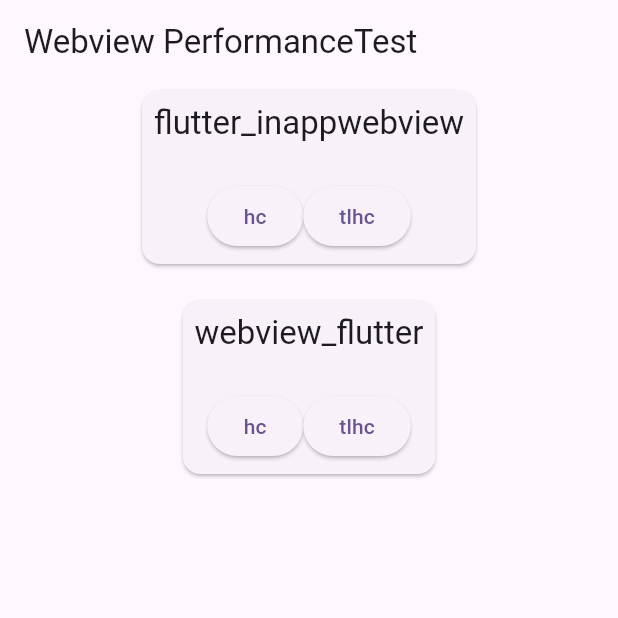
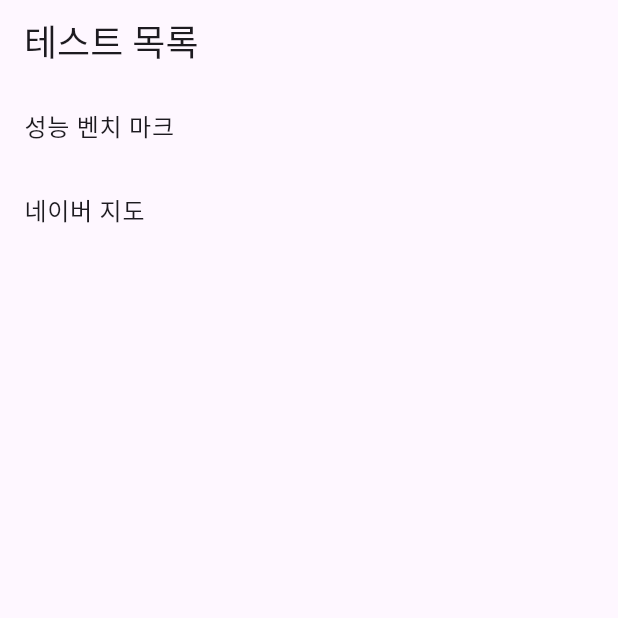
Before and after one commit to minseok-jeong-gn/flutter_webview_test, a Flutter app: the screen it shows after launch, on a phone screen of 412 x 824 dp, the top half of it. Run offline on Flutter 3.47's test engine with Material 3 defaults, Android fonts, the phone set to English and light mode, and no system bars; our stand-ins replace device_info_plus, gap, webview_flutter, webview_flutter_platform_interface; missing offline and left inert: flutter_inappwebview, webview_flutter_android.

Commit message:
feat: Test list page
- There is test list then can select one of them

```diff
--- a/lib/main.dart
+++ b/lib/main.dart
@@ -1,7 +1,7 @@
 import 'package:flutter/foundation.dart';
 import 'package:flutter/material.dart';
 import 'package:flutter_inappwebview/flutter_inappwebview.dart';
-import 'package:webview_test/webview_performance_test_page.dart';
+import 'package:webview_test/test_list_page.dart';
 
 void main() async {
   WidgetsFlutterBinding.ensureInitialized();
@@ -20,7 +20,7 @@ class MyApp extends StatelessWidget {
   @override
   Widget build(BuildContext context) {
     return MaterialApp(
-      title: 'Flutter Demo',
+      title: 'Webview Test',
       theme: ThemeData(
         colorScheme: ColorScheme.fromSeed(
           seedColor: Colors.deepPurple,
@@ -33,9 +33,7 @@ class MyApp extends StatelessWidget {
           },
         ),
       ),
-      home: const WebviewPerformanceTestPage(
-        testWebsite: TestWebsite.naverMap,
-      ),
+      home: const TestListPage(),
     );
   }
 }
--- /dev/null
+++ b/lib/test_list_page.dart
@@ -0,0 +1,46 @@
+import 'package:flutter/material.dart';
+import 'package:webview_test/my_text.dart';
+import 'package:webview_test/webview_performance_test_page.dart';
+
+class TestListPage extends StatelessWidget {
+  const TestListPage({super.key});
+
+  @override
+  Widget build(BuildContext context) {
+    return Scaffold(
+      appBar: AppBar(
+        title: MyText.extraLarge('테스트 목록'),
+      ),
+      body: ListView(
+        children: [
+          ListTile(
+            onTap: () {
+              Navigator.push(
+                context,
+                MaterialPageRoute(
+                  builder: (context) => const WebviewPerformanceTestPage(
+                    testWebsite: TestWebsite.benchMarkTest,
+                  ),
+                ),
+              );
+            },
+            title: MyText.large('성능 벤치 마크'),
+          ),
+          ListTile(
+            onTap: () {
+              Navigator.push(
+                context,
+                MaterialPageRoute(
+                  builder: (context) => const WebviewPerformanceTestPage(
+                    testWebsite: TestWebsite.naverMap,
+                  ),
+                ),
+              );
+            },
+            title: MyText.large('네이버 지도'),
+          ),
+        ],
+      ),
+    );
+  }
+}
--- a/lib/webview_performance_test_page.dart
+++ b/lib/webview_performance_test_page.dart
@@ -8,6 +8,7 @@ import 'package:webview_flutter/webview_flutter.dart';
 import 'package:webview_flutter_android/webview_flutter_android.dart';
 import 'package:webview_flutter_platform_interface/webview_flutter_platform_interface.dart';
 import 'package:webview_test/long_duration_transition_page_route.dart';
+import 'package:webview_test/my_text.dart';
 import 'package:webview_test/ui_helper.dart';
 
 const flutterVersion = 'v3.29.3';
@@ -46,7 +47,7 @@ class _WebviewPerformanceTestPageState extends State<WebviewPerformanceTestPage>
     final String url = widget.testWebsite.url;
     return Scaffold(
       appBar: AppBar(
-        title: const Text('Webview PerformanceTest'),
+        title: MyText.extraLarge(widget.testWebsite.name),
       ),
       body: SizedBox(
         width: double.infinity,
```
